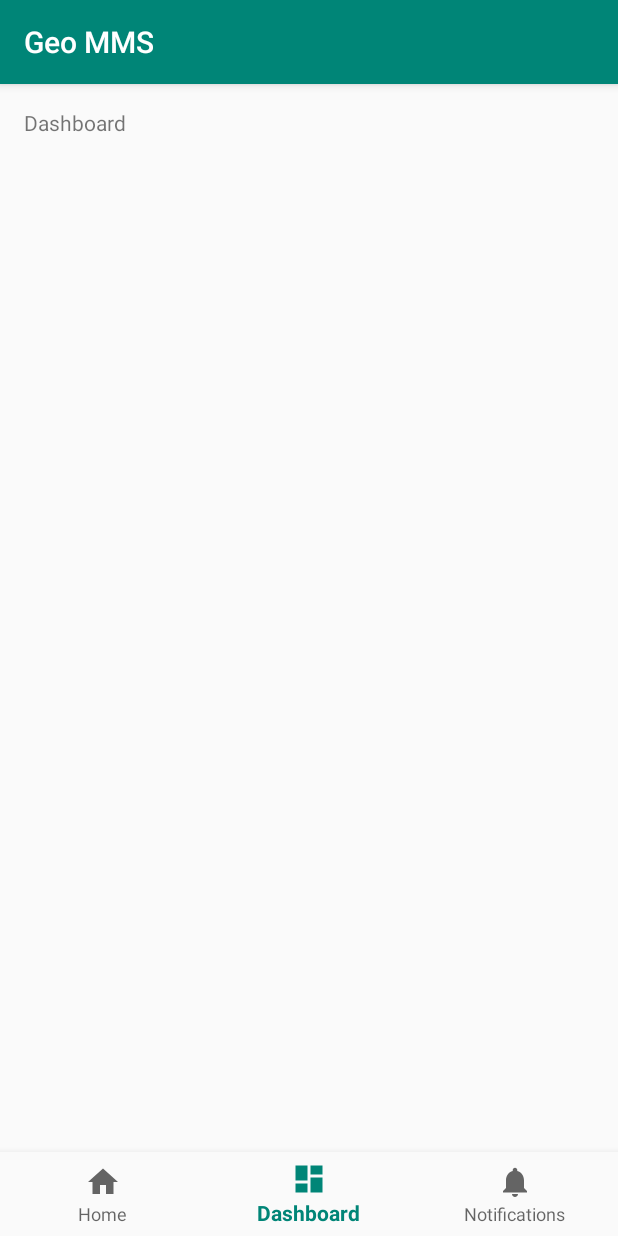
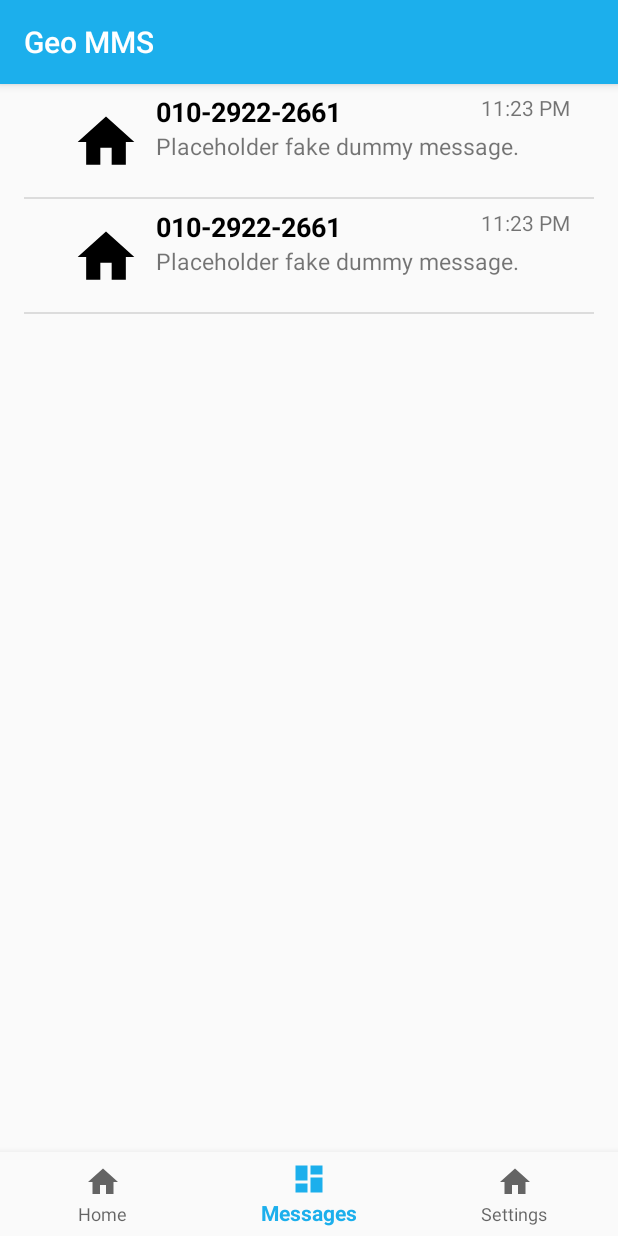
Before and after one commit to potados99/GeoMms, an Android app: the screen it shows after launch (MainActivity), item 2 of the bottom bar chosen, on a phone screen of 412 x 824 dp. Run offline under Robolectric (Android 15) with nearby library versions, the phone set to English and light mode, and no system bars.

Commit message:
Add: map

```diff
--- a/app/build.gradle
+++ b/app/build.gradle
@@ -24,11 +24,14 @@ android {
 
 dependencies {
     implementation fileTree(dir: 'libs', include: ['*.jar'])
-    implementation"org.jetbrains.kotlin:kotlin-stdlib-jdk7:$kotlin_version"
+    implementation "org.jetbrains.kotlin:kotlin-stdlib-jdk7:$kotlin_version"
     implementation 'com.android.support:appcompat-v7:28.0.0'
     implementation 'com.android.support:design:28.0.0'
     implementation 'com.android.support.constraint:constraint-layout:1.1.3'
+    implementation 'com.android.support:support-v4:28.0.0'
+    implementation 'com.android.support:recyclerview-v7:28.0.0'
     testImplementation 'junit:junit:4.12'
     androidTestImplementation 'com.android.support.test:runner:1.0.2'
     androidTestImplementation 'com.android.support.test.espresso:espresso-core:3.0.2'
+    implementation 'com.google.android.gms:play-services-maps:16.1.0'
 }
--- a/app/src/main/java/com/potados/geomms/MainActivity.kt
+++ /dev/null
@@ -1,37 +0,0 @@
-package com.potados.geomms
-
-import android.os.Bundle
-import android.support.design.widget.BottomNavigationView
-import android.support.v7.app.AppCompatActivity
-import android.widget.TextView
-
-class MainActivity : AppCompatActivity() {
-
-    private lateinit var textMessage: TextView
-    private val onNavigationItemSelectedListener = BottomNavigationView.OnNavigationItemSelectedListener { item ->
-        when (item.itemId) {
-            R.id.navigation_home -> {
-                textMessage.setText(R.string.title_home)
-                return@OnNavigationItemSelectedListener true
-            }
-            R.id.navigation_dashboard -> {
-                textMessage.setText(R.string.title_dashboard)
-                return@OnNavigationItemSelectedListener true
-            }
-            R.id.navigation_notifications -> {
-                textMessage.setText(R.string.title_notifications)
-                return@OnNavigationItemSelectedListener true
-            }
-        }
-        false
-    }
-
-    override fun onCreate(savedInstanceState: Bundle?) {
-        super.onCreate(savedInstanceState)
-        setContentView(R.layout.activity_main)
-        val navView: BottomNavigationView = findViewById(R.id.nav_view)
-
-        textMessage = findViewById(R.id.message)
-        navView.setOnNavigationItemSelectedListener(onNavigationItemSelectedListener)
-    }
-}
--- /dev/null
+++ b/app/src/main/java/com/potados/geomms/activity/MainActivity.kt
@@ -0,0 +1,54 @@
+package com.potados.geomms.activity
+
+import android.os.Bundle
+import android.support.v7.app.AppCompatActivity
+import com.potados.geomms.fragment.MapFragment
+import com.potados.geomms.fragment.MessageListFragment
+import com.potados.geomms.R
+import com.potados.geomms.fragment.SettingFragment
+import kotlinx.android.synthetic.main.activity_main.*
+
+class MainActivity : AppCompatActivity() {
+
+    private val mapFragment = MapFragment()
+    private val messageFragment = MessageListFragment()
+    private val settingFragment = SettingFragment()
+
+    override fun onCreate(savedInstanceState: Bundle?) {
+        super.onCreate(savedInstanceState)
+        setContentView(R.layout.activity_main)
+
+        nav_view.setOnNavigationItemSelectedListener { item ->
+            switchFragment(item.itemId)
+        }
+
+        switchFragment(R.id.navigation_home)
+    }
+
+
+    /**
+     * Switch fragment by id of selected menu item.
+     */
+    private fun switchFragment(id: Int): Boolean {
+        val fragment = when (id) {
+            R.id.navigation_home -> {
+                mapFragment
+            }
+            R.id.navigation_message -> {
+                messageFragment
+            }
+            R.id.navigation_setting -> {
+                settingFragment
+            }
+
+            else -> return false
+        }
+
+        supportFragmentManager
+            .beginTransaction()
+            .replace(R.id.fragment_container, fragment)
+            .commit()
+
+        return true
+    }
+}
--- /dev/null
+++ b/app/src/main/java/com/potados/geomms/adapter/MessageListRecyclerViewAdapter.kt
@@ -0,0 +1,69 @@
+package com.potados.geomms.adapter
+
+import android.support.v7.widget.RecyclerView
+import android.view.LayoutInflater
+import android.view.View
+import android.view.ViewGroup
+import android.widget.TextView
+
+
+import com.potados.geomms.fragment.MessageListFragment.OnListFragmentInteractionListener
+import com.potados.geomms.R
+import com.potados.geomms.dummy.DummyContent.DummyItem
+
+import kotlinx.android.synthetic.main.fragment_message_list_item.view.*
+
+/**
+ * [RecyclerView.Adapter] that can display a [DummyItem] and makes a call to the
+ * specified [OnListFragmentInteractionListener].
+ * TODO: Replace the implementation with code for your data type.
+ */
+class MessageListRecyclerViewAdapter(
+    private val mValues: List<DummyItem>,
+    private val mListener: OnListFragmentInteractionListener?
+) : RecyclerView.Adapter<MessageListRecyclerViewAdapter.ViewHolder>() {
+
+    private val mOnClickListener: View.OnClickListener
+
+    init {
+        mOnClickListener = View.OnClickListener { v ->
+            val item = v.tag as DummyItem
+            // Notify the active callbacks interface (the activity, if the fragment is attached to
+            // one) that an item has been selected.
+            mListener?.onListFragmentInteraction(item)
+        }
+    }
+
+    override fun onCreateViewHolder(parent: ViewGroup, viewType: Int): ViewHolder {
+        val view = LayoutInflater.from(parent.context)
+            .inflate(R.layout.fragment_message_list_item, parent, false)
+        return ViewHolder(view)
+    }
+
+    override fun onBindViewHolder(holder: ViewHolder, position: Int) {
+        val item = mValues[position]
+
+        with (holder) {
+            senderTextView.text = item.sender
+            bodyTextView.text = item.body
+            timeTextView.text = item.time
+        }
+
+        with(holder.mView) {
+            tag = item
+            setOnClickListener(mOnClickListener)
+        }
+    }
+
+    override fun getItemCount(): Int = mValues.size
+
+    inner class ViewHolder(val mView: View) : RecyclerView.ViewHolder(mView) {
+        val senderTextView: TextView = mView.sender_textview
+        val bodyTextView: TextView = mView.body_textview
+        val timeTextView: TextView = mView.time_textview
+
+        override fun toString(): String {
+            return super.toString() + " '" + senderTextView.text + "'"
+        }
+    }
+}
--- /dev/null
+++ b/app/src/main/java/com/potados/geomms/dummy/DummyContent.kt
@@ -0,0 +1,55 @@
+package com.potados.geomms.dummy
+
+import java.util.ArrayList
+import java.util.HashMap
+
+/**
+ * Helper class for providing sample content for user interfaces created by
+ * Android template wizards.
+ *
+ * TODO: Replace all uses of this class before publishing your app.
+ */
+object DummyContent {
+
+    /**
+     * An array of sample (dummy) items.
+     */
+    val ITEMS: MutableList<DummyItem> = ArrayList()
+
+    /**
+     * A map of sample (dummy) items, by ID.
+     */
+
+    private val COUNT = 2
+
+    init {
+        // Add some sample items.
+        for (i in 1..COUNT) {
+            addItem(createDummyItem(i))
+        }
+    }
+
+    private fun addItem(item: DummyItem) {
+        ITEMS.add(item)
+    }
+
+    private fun createDummyItem(position: Int): DummyItem {
+        return DummyItem("010-2922-2661", "Placeholder fake dummy message.", "11:23 PM")
+    }
+
+    private fun makeDetails(position: Int): String {
+        val builder = StringBuilder()
+        builder.append("Details about Item: ").append(position)
+        for (i in 0..position - 1) {
+            builder.append("\nMore details information here.")
+        }
+        return builder.toString()
+    }
+
+    /**
+     * A dummy item representing a piece of content.
+     */
+    data class DummyItem(val sender: String, val body: String, val time: String) {
+        override fun toString(): String = sender + "\n" + body
+    }
+}
--- /dev/null
+++ b/app/src/main/java/com/potados/geomms/fragment/MapFragment.kt
@@ -0,0 +1,66 @@
+package com.potados.geomms.fragment
+
+import android.content.Context
+import android.os.Bundle
+import android.support.v4.app.Fragment
+import android.util.Log
+import android.view.LayoutInflater
+import android.view.View
+import android.view.ViewGroup
+import com.google.android.gms.maps.*
+import com.google.android.gms.maps.model.LatLng
+import com.google.android.gms.maps.model.MarkerOptions
+import com.potados.geomms.R
+import kotlinx.android.synthetic.main.fragment_map.*
+
+
+class MapFragment : Fragment(), OnMapReadyCallback {
+
+    override fun onCreate(savedInstanceState: Bundle?) {
+        super.onCreate(savedInstanceState)
+    }
+
+    override fun onCreateView(
+        inflater: LayoutInflater, container: ViewGroup?,
+        savedInstanceState: Bundle?
+    ): View? {
+        // Inflate the layout for this fragment
+        val view = inflater.inflate(R.layout.fragment_map, container, false)
+
+        val map: MapView = view.findViewById(R.id.map_view)
+        map.onCreate(savedInstanceState)
+        map.getMapAsync(this)
+
+        return view
+    }
+
+    override fun onMapReady(map: GoogleMap?) {
+        val seoul = LatLng(37.56, 126.97)
+
+        Log.d("MapFragment: onMapReady", "map is ready!")
+
+        map?.addMarker(MarkerOptions().apply {
+            position(seoul)
+            title("Seoul")
+            snippet("Capital of korea")
+        })
+
+
+        MapsInitializer.initialize(activity)
+
+        map?.moveCamera(CameraUpdateFactory.newLatLng(seoul))
+        map?.animateCamera(CameraUpdateFactory.zoomTo(10.0f))
+    }
+
+    override fun onAttach(context: Context) {
+        super.onAttach(context)
+    }
+
+    override fun onDetach() {
+        super.onDetach()
+    }
+
+    companion object {
+
+    }
+}
--- /dev/null
+++ b/app/src/main/java/com/potados/geomms/fragment/MessageListFragment.kt
@@ -0,0 +1,83 @@
+package com.potados.geomms.fragment
+
+import android.content.Context
+import android.os.Bundle
+import android.support.v4.app.Fragment
+import android.support.v7.widget.DefaultItemAnimator
+import android.support.v7.widget.DividerItemDecoration
+import android.support.v7.widget.LinearLayoutManager
+import android.support.v7.widget.RecyclerView
+import android.view.LayoutInflater
+import android.view.View
+import android.view.ViewGroup
+import com.potados.geomms.R
+import com.potados.geomms.adapter.MessageListRecyclerViewAdapter
+
+import com.potados.geomms.dummy.DummyContent
+import com.potados.geomms.dummy.DummyContent.DummyItem
+
+class MessageListFragment : Fragment() {
+
+    override fun onCreate(savedInstanceState: Bundle?) {
+        super.onCreate(savedInstanceState)
+    }
+
+    override fun onCreateView(
+        inflater: LayoutInflater, container: ViewGroup?,
+        savedInstanceState: Bundle?
+    ): View? {
+        val view = inflater.inflate(R.layout.fragment_message_list, container, false)
+
+        // Set the adapter
+        if (view is RecyclerView) {
+            with(view) {
+                addItemDecoration(DividerItemDecoration(activity, DividerItemDecoration.VERTICAL))
+                layoutManager = LinearLayoutManager(context)
+                itemAnimator = DefaultItemAnimator()
+                adapter = MessageListRecyclerViewAdapter(DummyContent.ITEMS, null)
+            }
+        }
+
+        return view
+    }
+
+    override fun onAttach(context: Context) {
+        super.onAttach(context)
+
+    }
+
+    override fun onDetach() {
+        super.onDetach()
+    }
+
+    /**
+     * This interface must be implemented by activities that contain this
+     * fragment to allow an interaction in this fragment to be communicated
+     * to the activity and potentially other fragments contained in that
+     * activity.
+     *
+     *
+     * See the Android Training lesson
+     * [Communicating with Other Fragments](http://developer.android.com/training/basics/fragments/communicating.html)
+     * for more information.
+     */
+    interface OnListFragmentInteractionListener {
+        // TODO: Update argument type and name
+        fun onListFragmentInteraction(item: DummyItem?)
+    }
+
+    companion object {
+
+        // TODO: Customize parameter argument names
+        const val ARG_COLUMN_COUNT = "column-count"
+
+        // TODO: Customize parameter initialization
+        @JvmStatic
+        fun newInstance(columnCount: Int) =
+            MessageListFragment().apply {
+                arguments = Bundle().apply {
+                    putInt(ARG_COLUMN_COUNT, columnCount)
+                }
+            }
+    }
+}
--- a/app/src/main/res/layout/activity_main.xml
+++ b/app/src/main/res/layout/activity_main.xml
@@ -6,29 +6,25 @@
         android:id="@+id/container"
         android:layout_width="match_parent"
         android:layout_height="match_parent"
-        tools:context=".MainActivity">
+        tools:context=".activity.MainActivity">
 
-    <TextView
-            android:id="@+id/message"
-            android:layout_width="wrap_content"
-            android:layout_height="wrap_content"
-            android:layout_marginStart="@dimen/activity_horizontal_margin"
-            android:layout_marginLeft="@dimen/activity_horizontal_margin"
-            android:layout_marginTop="@dimen/activity_vertical_margin"
-            android:text="@string/title_home"
-            app:layout_constraintLeft_toLeftOf="parent"
-            app:layout_constraintTop_toTopOf="parent"/>
+    <FrameLayout
+            android:layout_width="0dp"
+            android:layout_height="0dp" app:layout_constraintStart_toStartOf="parent"
+            app:layout_constraintEnd_toEndOf="parent"
+            app:layout_constraintTop_toTopOf="parent" android:id="@+id/fragment_container"
+            app:layout_constraintBottom_toTopOf="@+id/nav_view" app:layout_constraintHorizontal_bias="0.0"
+            app:layout_constraintVertical_bias="0.0">
 
+    </FrameLayout>
     <android.support.design.widget.BottomNavigationView
             android:id="@+id/nav_view"
             android:layout_width="0dp"
             android:layout_height="wrap_content"
-            android:layout_marginEnd="0dp"
-            android:layout_marginStart="0dp"
             android:background="?android:attr/windowBackground"
             app:layout_constraintBottom_toBottomOf="parent"
             app:layout_constraintLeft_toLeftOf="parent"
             app:layout_constraintRight_toRightOf="parent"
-            app:menu="@menu/bottom_nav_menu"/>
+            app:menu="@menu/bottom_nav_menu" app:layout_constraintHorizontal_bias="0.0"/>
 
 </android.support.constraint.ConstraintLayout>
--- /dev/null
+++ b/app/src/main/res/layout/fragment_message_list.xml
@@ -0,0 +1,14 @@
+<?xml version="1.0" encoding="utf-8"?>
+<android.support.v7.widget.RecyclerView
+        xmlns:android="http://schemas.android.com/apk/res/android"
+        xmlns:app="http://schemas.android.com/apk/res-auto"
+        xmlns:tools="http://schemas.android.com/tools"
+        android:id="@+id/list"
+        android:name="com.potados.geomms.MessageFragment"
+        android:layout_width="match_parent"
+        android:layout_height="match_parent"
+        android:layout_marginLeft="16dp"
+        android:layout_marginRight="16dp"
+        app:layoutManager="LinearLayoutManager"
+        tools:context=".fragment.MessageListFragment"
+        tools:listitem="@layout/fragment_message_list_item"/>
--- /dev/null
+++ b/app/src/main/res/layout/fragment_message_list_item.xml
@@ -0,0 +1,38 @@
+<?xml version="1.0" encoding="utf-8"?>
+<android.support.constraint.ConstraintLayout xmlns:android="http://schemas.android.com/apk/res/android"
+                                             xmlns:app="http://schemas.android.com/apk/res-auto"
+                                             xmlns:tools="http://schemas.android.com/tools"
+                                             android:layout_width="match_parent"
+                                             android:layout_height="75dp"
+                                             android:id="@+id/root_layout">
+    <TextView
+            android:text="Sender"
+            android:layout_width="wrap_content"
+            android:layout_height="wrap_content"
+            android:id="@+id/sender_textview" android:textStyle="bold"
+            android:textColor="@android:color/black" android:textSize="18sp" android:layout_marginTop="6dp"
+            app:layout_constraintTop_toTopOf="parent"
+            android:layout_marginStart="88dp" app:layout_constraintStart_toStartOf="parent"/>
+    <ImageView
+            android:layout_width="45dp"
+            android:layout_height="45dp" app:srcCompat="@drawable/ic_home_black_24dp"
+            android:id="@+id/imageView"
+            app:layout_constraintStart_toStartOf="parent" android:layout_marginStart="32dp"
+            app:layout_constraintBottom_toBottomOf="parent"
+            app:layout_constraintTop_toTopOf="parent" app:layout_constraintVertical_bias="0.533"/>
+    <TextView
+            android:text="Lorem ipsum dolor amit yeah yeah yeah Lorem ipsum dolor amit yeah yeah yeah yeah yeah"
+            android:layout_width="0dp"
+            android:layout_height="wrap_content"
+            android:id="@+id/body_textview"
+            app:layout_constraintStart_toStartOf="parent" android:layout_marginStart="88dp"
+            app:layout_constraintTop_toBottomOf="@+id/sender_textview"
+            android:textSize="15sp" app:layout_constraintEnd_toEndOf="parent"
+            android:layout_marginEnd="16dp" android:maxLines="2"/>
+    <TextView
+            android:text="11:23 PM"
+            android:layout_width="wrap_content"
+            android:layout_height="wrap_content"
+            android:id="@+id/time_textview" android:layout_marginEnd="16dp" app:layout_constraintEnd_toEndOf="parent"
+            app:layout_constraintTop_toTopOf="parent" android:layout_marginTop="6dp"/>
+</android.support.constraint.ConstraintLayout>
--- a/app/src/main/res/menu/bottom_nav_menu.xml
+++ b/app/src/main/res/menu/bottom_nav_menu.xml
@@ -7,13 +7,13 @@
             android:title="@string/title_home"/>
 
     <item
-            android:id="@+id/navigation_dashboard"
+            android:id="@+id/navigation_message"
             android:icon="@drawable/ic_dashboard_black_24dp"
-            android:title="@string/title_dashboard"/>
+            android:title="@string/title_message"/>
 
     <item
-            android:id="@+id/navigation_notifications"
-            android:icon="@drawable/ic_notifications_black_24dp"
-            android:title="@string/title_notifications"/>
+            android:id="@+id/navigation_setting"
+            android:icon="@drawable/ic_home_black_24dp"
+            android:title="@string/title_setting"/>
 
 </menu>
--- a/app/src/main/res/values/colors.xml
+++ b/app/src/main/res/values/colors.xml
@@ -1,6 +1,6 @@
 <?xml version="1.0" encoding="utf-8"?>
 <resources>
-    <color name="colorPrimary">#008577</color>
-    <color name="colorPrimaryDark">#00574B</color>
+    <color name="colorPrimary">#1CAFEC</color>
+    <color name="colorPrimaryDark">#1279BE</color>
     <color name="colorAccent">#D81B60</color>
 </resources>
--- a/app/src/main/res/values/dimens.xml
+++ b/app/src/main/res/values/dimens.xml
@@ -2,4 +2,5 @@
     <!-- Default screen margins, per the Android Design guidelines. -->
     <dimen name="activity_horizontal_margin">16dp</dimen>
     <dimen name="activity_vertical_margin">16dp</dimen>
+    <dimen name="text_margin">16dp</dimen>
 </resources>
--- a/app/src/main/res/values/strings.xml
+++ b/app/src/main/res/values/strings.xml
@@ -1,6 +1,9 @@
 <resources>
     <string name="app_name">Geo MMS</string>
     <string name="title_home">Home</string>
-    <string name="title_dashboard">Dashboard</string>
-    <string name="title_notifications">Notifications</string>
+    <string name="title_message">Messages</string>
+    <string name="title_setting">Settings</string>
+
+    <!-- TODO: Remove or change this placeholder text -->
+    <string name="hello_blank_fragment">Hello blank fragment</string>
 </resources>
```
Also changed, not shown: app/src/main/AndroidManifest.xml (+11 -4 lines), app/src/main/java/com/potados/geomms/adapter/SettingRecyclerViewAdapter.kt (added, +61 -0 lines), app/src/main/java/com/potados/geomms/fragment/SettingFragment.kt (added, +52 -0 lines), app/src/main/res/layout/fragment_map.xml (added, +13 -0 lines), app/src/main/res/layout/fragment_setting_list.xml (added, +14 -0 lines), app/src/main/res/layout/fragment_setting_list_item.xml (added, +20 -0 lines).
